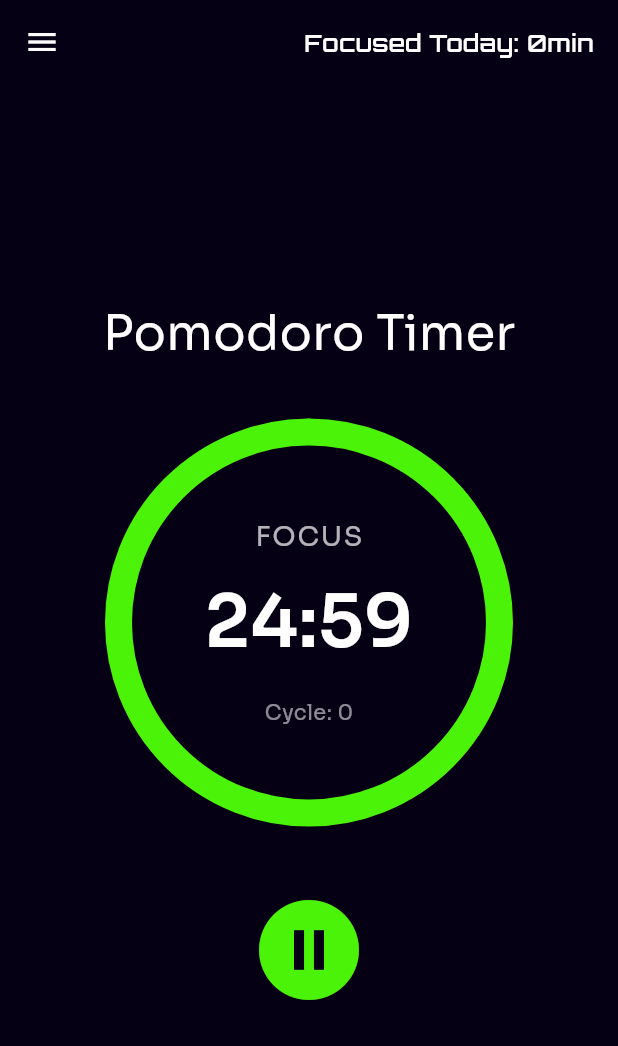
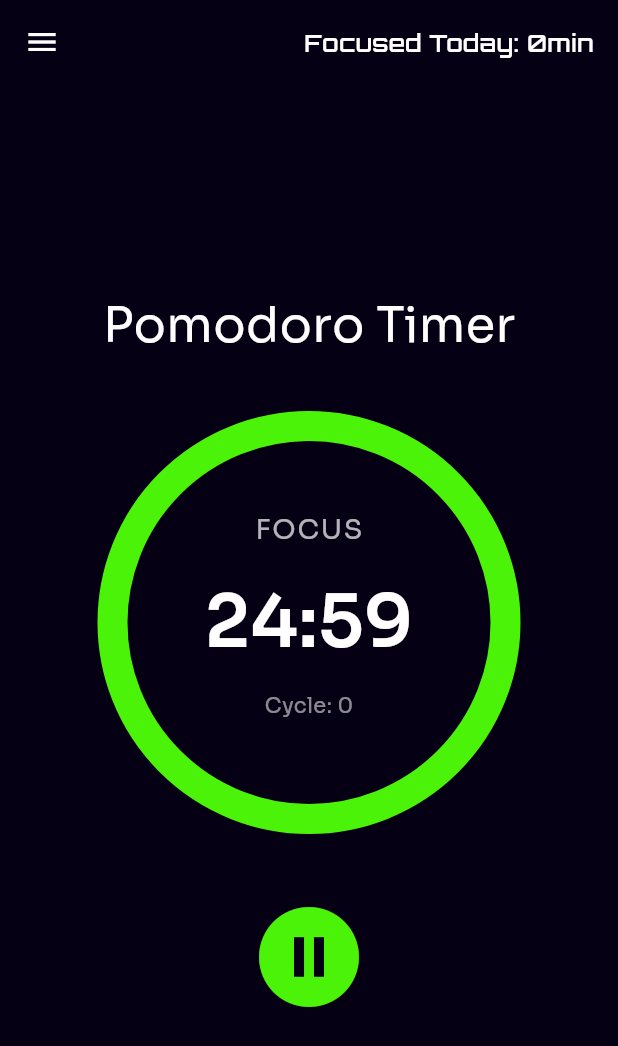
Before and after one commit to imadityacoder/vfocused_app_flutter, a Flutter app: the LandingPage screen opened by its route, after a tap on "Get Started", after a tap on the "play circle" icon, on a phone screen of 412 x 824 dp. Shown: the top 1046 px of the screen. Run offline on Flutter 3.47's test engine with Material 3 defaults, Android fonts, the phone set to English and light mode, and no system bars; our stand-ins replace flutter_riverpod, sleek_circular_slider.

Commit message:
Debug Timer and FocusedToday

```diff
--- a/lib/main.dart
+++ b/lib/main.dart
@@ -17,7 +17,7 @@ class MyApp extends StatelessWidget {
       title: 'v_focused',
       theme: AppTheme.darkTheme,
       debugShowCheckedModeBanner: false,
-      initialRoute: AppRoutes.landing,
+      initialRoute: AppRoutes.home,
       onGenerateRoute: AppRoutes.generateRoute,
     );
   }
--- a/lib/pages/home/home_page.dart
+++ b/lib/pages/home/home_page.dart
@@ -10,7 +10,7 @@ class HomePage extends ConsumerWidget {
 
   @override
   Widget build(BuildContext context, WidgetRef ref) {
-    final focusedToday = ref.watch(pomodoroProvider.notifier).focusedToday();
+    final focusedToday = ref.watch(focusedTodayProvider);
     return Scaffold(
       backgroundColor: AppColors.background,
       drawer: const AppDrawer(),
--- a/lib/providers/pomodoro_provider.dart
+++ b/lib/providers/pomodoro_provider.dart
@@ -84,11 +84,6 @@ class PomodoroNotifier extends StateNotifier<PomodoroState> {
     state = state.copyWith(focusDuration: newDuration, remaining: newDuration);
   }
 
-  int focusedToday() {
-    final total = state.completedCycles * state.focusDuration.inMinutes;
-    return total;
-  }
-
   Duration _currentSessionDuration() {
     switch (state.session) {
       case PomodoroSession.focus:
@@ -113,8 +108,8 @@ class PomodoroNotifier extends StateNotifier<PomodoroState> {
                   : PomodoroSession.shortBreak,
           remaining:
               isLongBreak
-                  ? const Duration(minutes: 15)
-                  : const Duration(minutes: 5),
+                  ? const Duration(minutes: 1)
+                  : const Duration(minutes: 1),
           isRunning: false,
           completedCycles: newCycles,
         );
@@ -141,3 +136,14 @@ class PomodoroNotifier extends StateNotifier<PomodoroState> {
 final pomodoroProvider = StateNotifierProvider<PomodoroNotifier, PomodoroState>(
   (ref) => PomodoroNotifier(),
 );
+
+final focusedTodayProvider = Provider<int>((ref) {
+  final state = ref.watch(
+    pomodoroProvider,
+  ); // or your actual StateNotifierProvider
+  if (state.session == PomodoroSession.focus) {
+    return state.completedCycles * state.focusDuration.inMinutes;
+  }
+
+  return 0;
+});
--- a/lib/widgets/focus_timer.dart
+++ b/lib/widgets/focus_timer.dart
@@ -38,60 +38,16 @@ class FocusTimer extends ConsumerWidget {
           alignment: Alignment.center,
           children: [
             SizedBox(
-              width: 280,
-              height: 280,
+              width: 290,
+              height: 290,
               child: CircularProgressIndicator(
                 value: progress,
-                strokeWidth: 18,
+                strokeWidth: 20,
                 year2023: false,
                 backgroundColor: Colors.grey.shade900,
                 valueColor: const AlwaysStoppedAnimation(AppColors.neonGreen),
               ),
             ),
-            if (!state.isRunning && state.session == PomodoroSession.focus)
-              SleekCircularSlider(
-                initialValue: state.focusDuration.inMinutes.toDouble(),
-                max: 120,
-                min: 1,
-                onChange: (value) => notifier.setFocusDuration(value.toInt()),
-                innerWidget:
-                    (value) => Center(
-                      child: Text(
-                        '${value.toInt()} min',
-                        style: const TextStyle(
-                          fontSize: 40,
-                          fontWeight: FontWeight.bold,
-                          color: Colors.white,
-                        ),
-                      ),
-                    ),
-                appearance: CircularSliderAppearance(
-                  angleRange: 360,
-                  startAngle: -90,
-                  customColors: CustomSliderColors(
-                    dotColor: AppColors.neonBlue,
-                    progressBarColor: AppColors.neonBlue,
-                    trackColor: Colors.grey.shade900,
-                  ),
-                  size: 220,
-                  customWidths: CustomSliderWidths(
-                    progressBarWidth: 18,
-                    trackWidth: 14,
-                    handlerSize: 20,
-                  ),
-                ),
-              )
-            else
-              Center(
-                child: Text(
-                  formatTime(state.remaining),
-                  style: const TextStyle(
-                    fontSize: 48,
-                    color: Colors.white,
-                    fontWeight: FontWeight.bold,
-                  ),
-                ),
-              ),
             Positioned(
               top: 70,
               child: SizedBox(
@@ -119,6 +75,61 @@ class FocusTimer extends ConsumerWidget {
                 ),
               ),
             ),
+            if (!state.isRunning && state.session == PomodoroSession.focus)
+              SizedBox(
+                height: 220,
+                width: 220,
+                child: SleekCircularSlider(
+                  initialValue: state.focusDuration.inMinutes.toDouble(),
+                  min: 10,
+                  max: 60,
+                  onChange: (value) {
+                    // Snap to nearest 5-minute step
+                    final steppedValue = (value / 5).round() * 5;
+                    notifier.setFocusDuration(steppedValue);
+                  },
+                  innerWidget: (value) {
+                    final steppedValue = (value / 5).round() * 5;
+                    return Center(
+                      child: Text(
+                        '$steppedValue min',
+                        style: const TextStyle(
+                          fontSize: 40,
+                          fontWeight: FontWeight.bold,
+                          color: Colors.white,
+                        ),
+                      ),
+                    );
+                  },
+                  appearance: CircularSliderAppearance(
+                    angleRange: 360,
+                    startAngle:
+                        270, // -90 is risky; 270 is equivalent and valid
+                    size: 220,
+                    customColors: CustomSliderColors(
+                      dotColor: AppColors.neonBlue,
+                      progressBarColor: AppColors.neonBlue,
+                      trackColor: Colors.grey.shade900,
+                    ),
+                    customWidths: CustomSliderWidths(
+                      progressBarWidth: 18,
+                      trackWidth: 14,
+                      handlerSize: 16,
+                    ),
+                  ),
+                ),
+              )
+            else
+              Center(
+                child: Text(
+                  formatTime(state.remaining),
+                  style: const TextStyle(
+                    fontSize: 48,
+                    color: Colors.white,
+                    fontWeight: FontWeight.bold,
+                  ),
+                ),
+              ),
           ],
         ),
         const SizedBox(height: 30),
```
